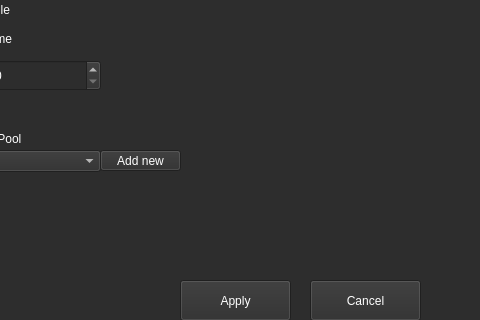
First picture: the form in UI/DHCPConfig.ui, repository monico18/LTI-SDN-Controller, before the edit; both pictures show x 130 to 610 and y 210 to 530 of the 889 by 698 pixel window.
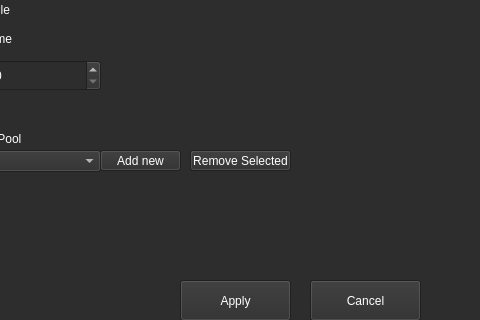
Second picture: the form after the edit.

```diff
--- a/UI/DHCPConfig.ui
+++ b/UI/DHCPConfig.ui
@@ -2205,6 +2205,137 @@
     <string>Add new</string>
    </property>
   </widget>
+  <widget class="QPushButton" name="btn_remove_pool">
+   <property name="geometry">
+    <rect>
+     <x>320</x>
+     <y>360</y>
+     <width>101</width>
+     <height>21</height>
+    </rect>
+   </property>
+   <property name="palette">
+    <palette>
+     <active>
+      <colorrole role="Button">
+       <brush brushstyle="SolidPattern">
+        <color alpha="255">
+         <red>45</red>
+         <green>45</green>
+         <blue>45</blue>
+        </color>
+       </brush>
+      </colorrole>
+      <colorrole role="ButtonText">
+       <brush brushstyle="SolidPattern">
+        <color alpha="255">
+         <red>255</red>
+         <green>255</green>
+         <blue>255</blue>
+        </color>
+       </brush>
+      </colorrole>
+      <colorrole role="Base">
+       <brush brushstyle="SolidPattern">
+        <color alpha="255">
+         <red>45</red>
+         <green>45</green>
+         <blue>45</blue>
+        </color>
+       </brush>
+      </colorrole>
+      <colorrole role="Window">
+       <brush brushstyle="SolidPattern">
+        <color alpha="255">
+         <red>45</red>
+         <green>45</green>
+         <blue>45</blue>
+        </color>
+       </brush>
+      </colorrole>
+     </active>
+     <inactive>
+      <colorrole role="Button">
+       <brush brushstyle="SolidPattern">
+        <color alpha="255">
+         <red>45</red>
+         <green>45</green>
+         <blue>45</blue>
+        </color>
+       </brush>
+      </colorrole>
+      <colorrole role="ButtonText">
+       <brush brushstyle="SolidPattern">
+        <color alpha="255">
+         <red>255</red>
+         <green>255</green>
+         <blue>255</blue>
+        </color>
+       </brush>
+      </colorrole>
+      <colorrole role="Base">
+       <brush brushstyle="SolidPattern">
+        <color alpha="255">
+         <red>45</red>
+         <green>45</green>
+         <blue>45</blue>
+        </color>
+       </brush>
+      </colorrole>
+      <colorrole role="Window">
+       <brush brushstyle="SolidPattern">
+        <color alpha="255">
+         <red>45</red>
+         <green>45</green>
+         <blue>45</blue>
+        </color>
+       </brush>
+      </colorrole>
+     </inactive>
+     <disabled>
+      <colorrole role="Button">
+       <brush brushstyle="SolidPattern">
+        <color alpha="255">
+         <red>45</red>
+         <green>45</green>
+         <blue>45</blue>
+        </color>
+       </brush>
+      </colorrole>
+      <colorrole role="ButtonText">
+       <brush brushstyle="SolidPattern">
+        <color alpha="255">
+         <red>120</red>
+         <green>120</green>
+         <blue>120</blue>
+        </color>
+       </brush>
+      </colorrole>
+      <colorrole role="Base">
+       <brush brushstyle="SolidPattern">
+        <color alpha="255">
+         <red>45</red>
+         <green>45</green>
+         <blue>45</blue>
+        </color>
+       </brush>
+      </colorrole>
+      <colorrole role="Window">
+       <brush brushstyle="SolidPattern">
+        <color alpha="255">
+         <red>45</red>
+         <green>45</green>
+         <blue>45</blue>
+        </color>
+       </brush>
+      </colorrole>
+     </disabled>
+    </palette>
+   </property>
+   <property name="text">
+    <string>Remove Selected</string>
+   </property>
+  </widget>
  </widget>
  <resources/>
  <connections/>
```
